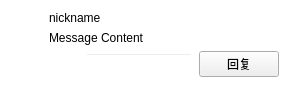
Before: the Qt Designer form notification/notificationcard.ui in iwxyi/CatlikeQQ, drawn with Qt 5.
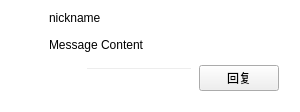
After: the same form once the commit is applied. Custom widgets are drawn as their Qt base class.

```diff
--- a/notification/notificationcard.ui
+++ b/notification/notificationcard.ui
@@ -7,7 +7,7 @@
     <x>0</x>
     <y>0</y>
     <width>300</width>
-    <height>97</height>
+    <height>112</height>
    </rect>
   </property>
   <property name="windowTitle">
```
Left out of the diff: 4 changed lines with no effect on the pictures.
